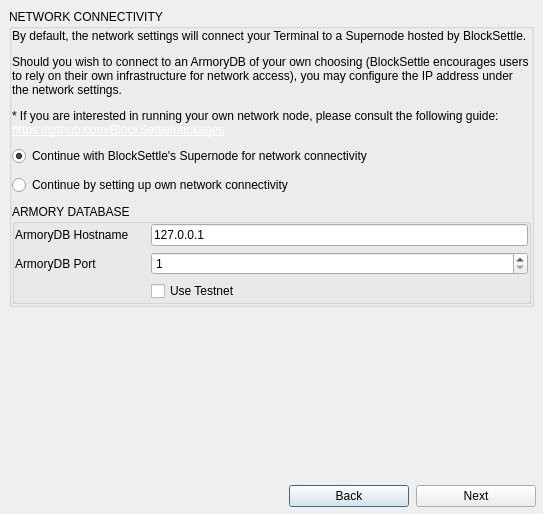
BlockSettle/terminal, file BlockSettleUILib/StartupDialog.ui: the form before one commit.
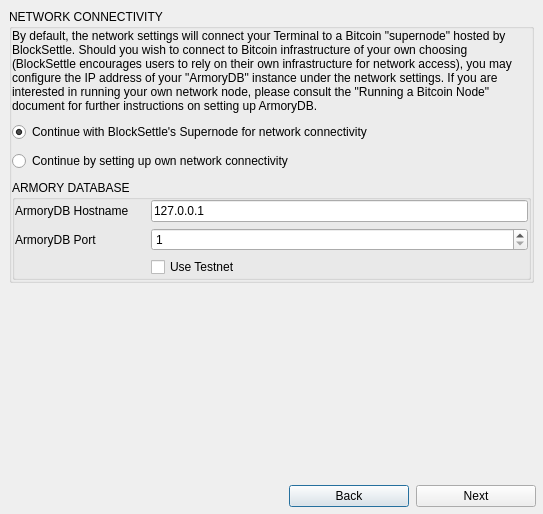
The form after the commit.

```diff
--- a/BlockSettleUILib/StartupDialog.ui
+++ b/BlockSettleUILib/StartupDialog.ui
@@ -98,7 +98,7 @@
           <item>
            <widget class="QLabel" name="label">
             <property name="text">
-             <string>&lt;html&gt;&lt;head/&gt;&lt;body&gt;&lt;p&gt;By default, the network settings will connect your Terminal to a Supernode hosted by BlockSettle.&lt;/p&gt;&lt;p&gt;Should you wish to connect to an ArmoryDB of your own choosing (BlockSettle encourages users to rely on their own infrastructure for network access), you may configure the IP address under the network settings.&lt;/p&gt;&lt;p&gt;* If you are interested in running your own network node, please consult the following guide:&lt;br&gt;&lt;a href=&quot;https://github.com/BlockSettle/packages&quot;&gt;&lt;span style=&quot; text-decoration: underline; color:#ffffff;&quot;&gt;https://github.com/BlockSettle/packages&lt;/span&gt;&lt;/a&gt;&lt;/p&gt;&lt;/body&gt;&lt;/html&gt;</string>
+             <string>By default, the network settings will connect your Terminal to a Bitcoin "supernode" hosted by BlockSettle. Should you wish to connect to Bitcoin infrastructure of your own choosing (BlockSettle encourages users to rely on their own infrastructure for network access), you may configure the IP address of your "ArmoryDB" instance under the network settings. If you are interested in running your own network node, please consult the "Running a Bitcoin Node" document for further instructions on setting up ArmoryDB.</string>
             </property>
             <property name="wordWrap">
              <bool>true</bool>
```
